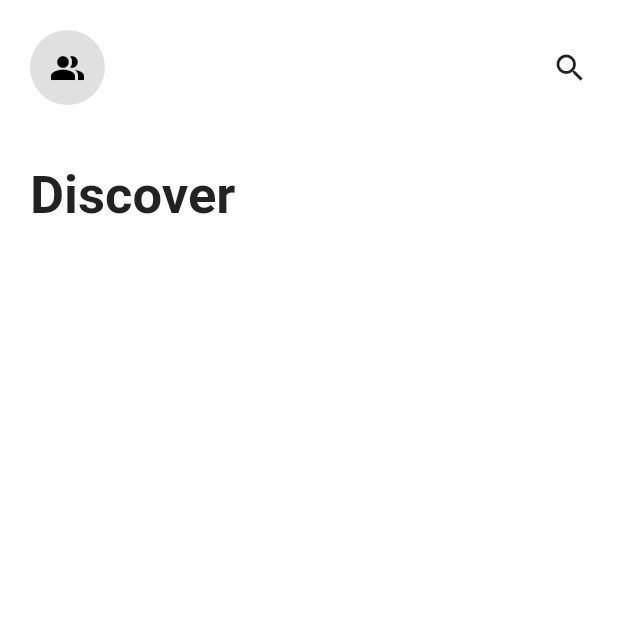
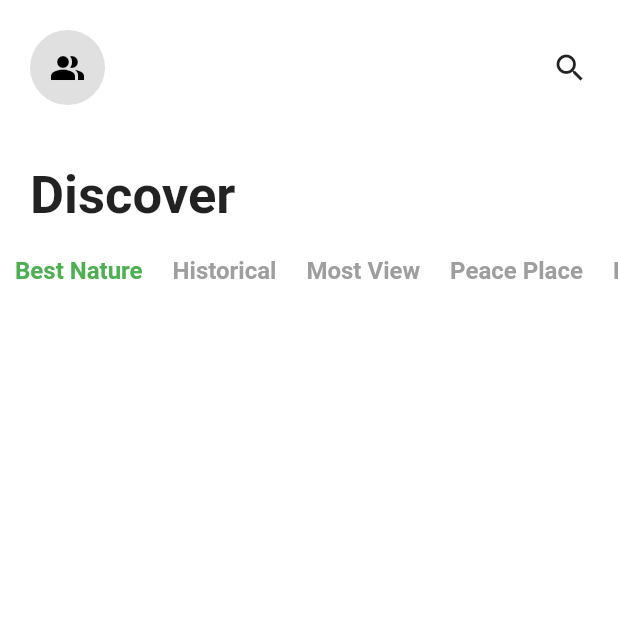
Before and after one commit to mistrypavankumar/Travel_App_UI, a Flutter app: the screen it shows after launch, after a tap on the "keyboard arrow right" icon, on a phone screen of 412 x 824 dp, the top half of it. Run offline on Flutter 3.47's test engine with Material 2 defaults, Android fonts, the phone set to English and light mode, and no system bars.

Commit message:
Added navbar

```diff
--- a/lib/screens/discorver_screen.dart
+++ b/lib/screens/discorver_screen.dart
@@ -1,4 +1,5 @@
 import 'package:flutter/material.dart';
+import 'package:flutter/rendering.dart';
 
 class DiscoverScreen extends StatefulWidget {
   @override
@@ -6,6 +7,24 @@ class DiscoverScreen extends StatefulWidget {
 }
 
 class _DiscoverScreenState extends State<DiscoverScreen> {
+  final List<String> menu = [
+    "Best Nature",
+    "Historical",
+    "Most View",
+    "Peace Place",
+    "Beautify Nature"
+  ];
+
+  bool isActive = false;
+  int _selectedItem;
+
+  @override
+  void initState() {
+    _selectedItem = 0;
+
+    super.initState();
+  }
+
   @override
   Widget build(BuildContext context) {
     return Scaffold(
@@ -17,7 +36,8 @@ class _DiscoverScreenState extends State<DiscoverScreen> {
               mainAxisAlignment: MainAxisAlignment.spaceBetween,
               children: [
                 Container(
-                    margin: const EdgeInsets.symmetric(horizontal: 20, vertical: 20),
+                  margin:
+                      const EdgeInsets.symmetric(horizontal: 20, vertical: 20),
                   child: CircleAvatar(
                     backgroundColor: Colors.grey[300],
                     maxRadius: 25,
@@ -27,9 +47,8 @@ class _DiscoverScreenState extends State<DiscoverScreen> {
                     ),
                   ),
                 ),
-
                 Padding(
-                    padding: const EdgeInsets.symmetric(horizontal:20.0),
+                  padding: const EdgeInsets.symmetric(horizontal: 20.0),
                   child: Icon(Icons.search_sharp),
                 ),
               ],
@@ -37,16 +56,55 @@ class _DiscoverScreenState extends State<DiscoverScreen> {
 
             //-----> HEADING <--------//
 
+            Row(
+              children: [
                 Container(
                   alignment: Alignment.topLeft,
-                  padding: const EdgeInsets.symmetric(horizontal: 20, vertical:20 ),
-                  child: Text("Discover",
+                  padding:
+                      const EdgeInsets.symmetric(horizontal: 20, vertical: 20),
+                  child: Text(
+                    "Discover",
                     style: TextStyle(
                       fontSize: 35,
                       fontWeight: FontWeight.bold,
                     ),
                   ),
-                )
+                ),
+              ],
+            ),
+
+            Expanded(
+              child: Container(
+                height: 20,
+                width: MediaQuery.of(context).size.width,
+                child: ListView.builder(
+                  shrinkWrap: true,
+                  scrollDirection: Axis.horizontal,
+                  itemCount: menu.length,
+                  itemBuilder: (BuildContext context, int index) {
+                    return Padding(
+                      padding: const EdgeInsets.symmetric(horizontal: 10.0),
+                      child: GestureDetector(
+                        onTap: () => {
+                          setState(() => {
+                            _selectedItem = index
+
+                          })
+                        },
+                        child: Text(
+                          menu[index],
+                          style: TextStyle(
+                            fontSize: 16,
+                            color: _selectedItem == index ? Colors.green : Colors.grey,
+                            fontWeight: FontWeight.bold,
+                          ),
+                        ),
+                      ),
+                    );
+                  },
+                ),
+              ),
+            ),
           ],
         ),
       ),
```
Lines whose indentation alone changed are shown as unchanged.
